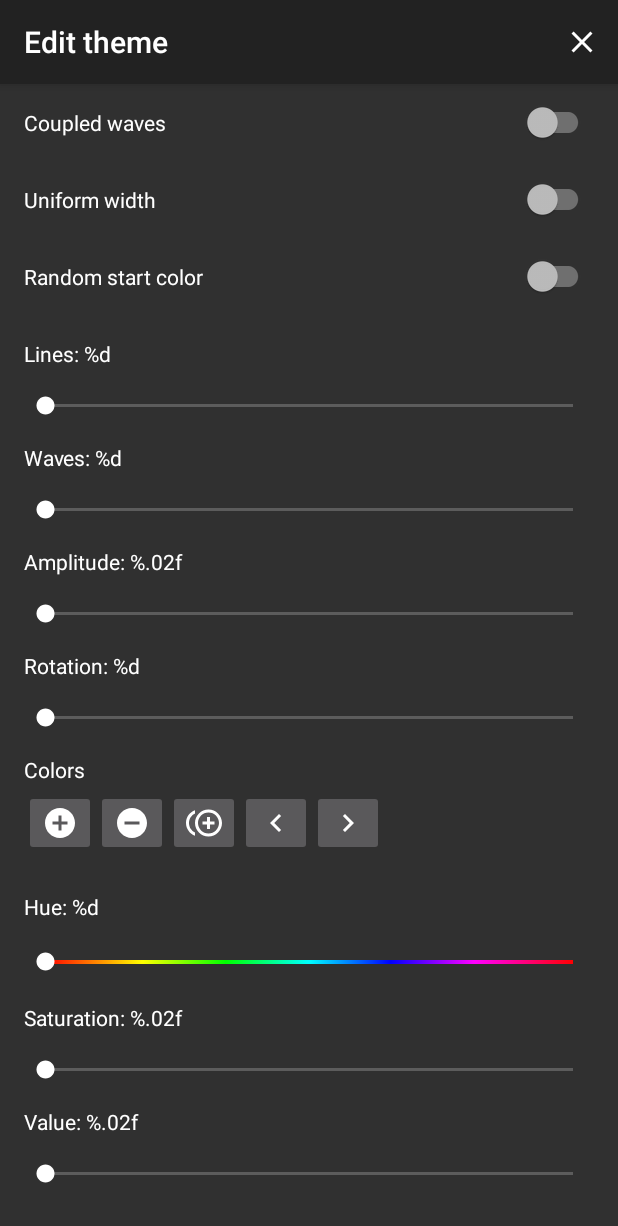
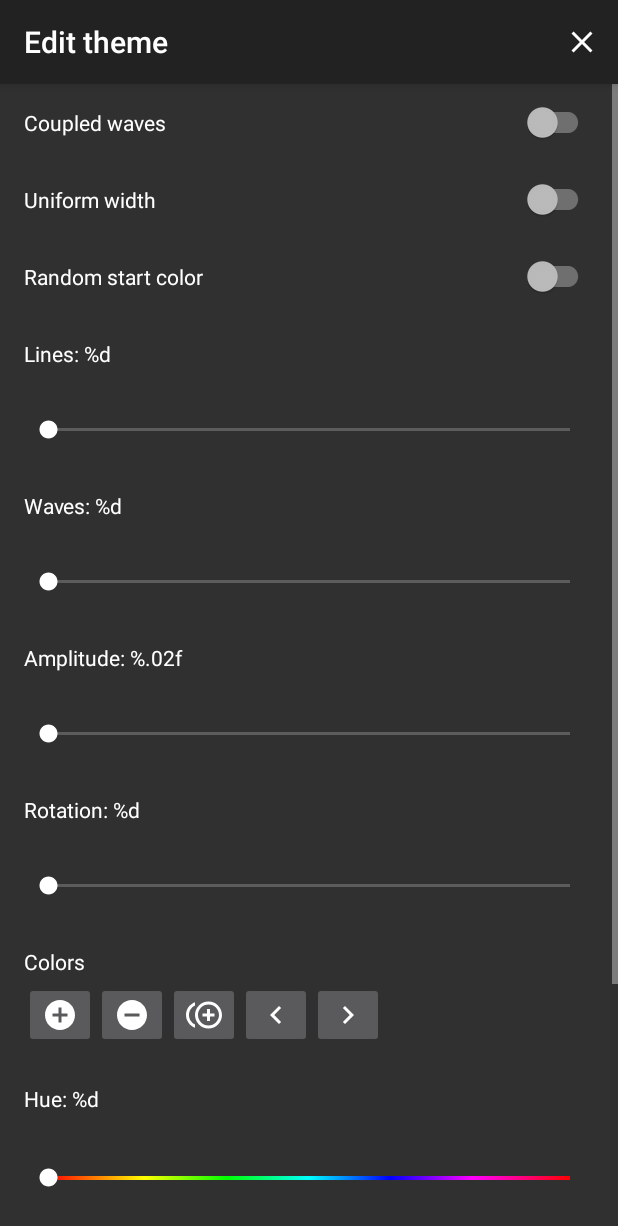
Before and after one commit to markusfisch/WaveLinesWallpaper, an Android app: the fragment ThemeEditorFragment placed in its activity, on a phone screen of 412 x 824 dp. Shown: the top 1226 px of the screen. Run offline under Robolectric (Android 15) with nearby library versions, the phone set to English and light mode, and no system bars.

Commit message:
Increase SeekBar sensitivity in editor

```diff
--- a/app/src/main/res/values/styles.xml
+++ b/app/src/main/res/values/styles.xml
@@ -10,10 +10,12 @@
 	<style name="EditorSeekBar" parent="Widget.AppCompat.SeekBar">
 		<item name="android:layout_width">match_parent</item>
 		<item name="android:layout_height">wrap_content</item>
-		<item name="android:paddingLeft">30dp</item>
-		<item name="android:paddingStart">30dp</item>
-		<item name="android:paddingRight">30dp</item>
-		<item name="android:paddingEnd">30dp</item>
+		<item name="android:paddingTop">16dp</item>
+		<item name="android:paddingBottom">16dp</item>
+		<item name="android:paddingLeft">32dp</item>
+		<item name="android:paddingStart">32dp</item>
+		<item name="android:paddingRight">32dp</item>
+		<item name="android:paddingEnd">32dp</item>
 	</style>
 	<style name="HueSeekBar" parent="EditorSeekBar">
 		<item name="android:progressDrawable">@drawable/hue_seek_bar</item>
```
